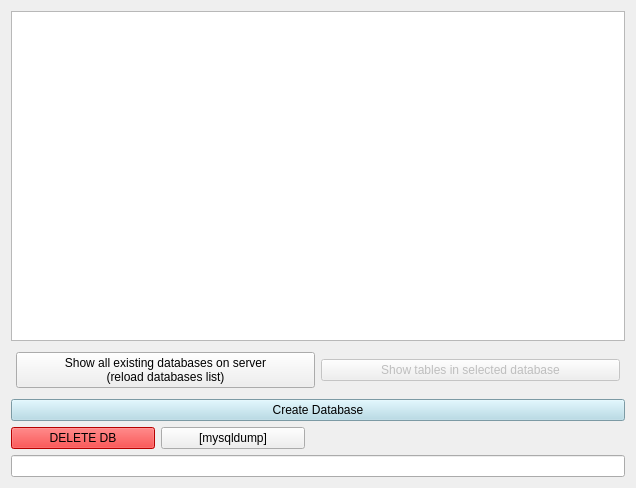
Above: databases.ui from TiReks33/adb-explorer before the change. Below: the same form after it.
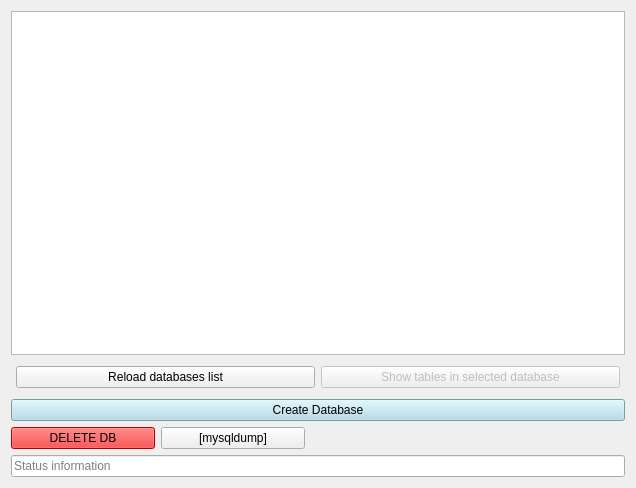
That is the form after the change.

What changed in the file:
```diff
--- a/databases.ui
+++ b/databases.ui
@@ -45,8 +45,7 @@
      <item>
       <widget class="QPushButton" name="showDB_button">
        <property name="text">
-        <string>Show all existing databases on server
-(reload databases list)</string>
+        <string>Reload databases list</string>
        </property>
       </widget>
      </item>
@@ -151,7 +150,11 @@
       <number>0</number>
      </property>
      <item>
-      <widget class="QLineEdit" name="statusLine"/>
+      <widget class="QLineEdit" name="statusLine">
+       <property name="placeholderText">
+        <string>Status information</string>
+       </property>
+      </widget>
      </item>
     </layout>
    </item>
```
Left out of the diff: 2 changed lines with no effect on the pictures.
